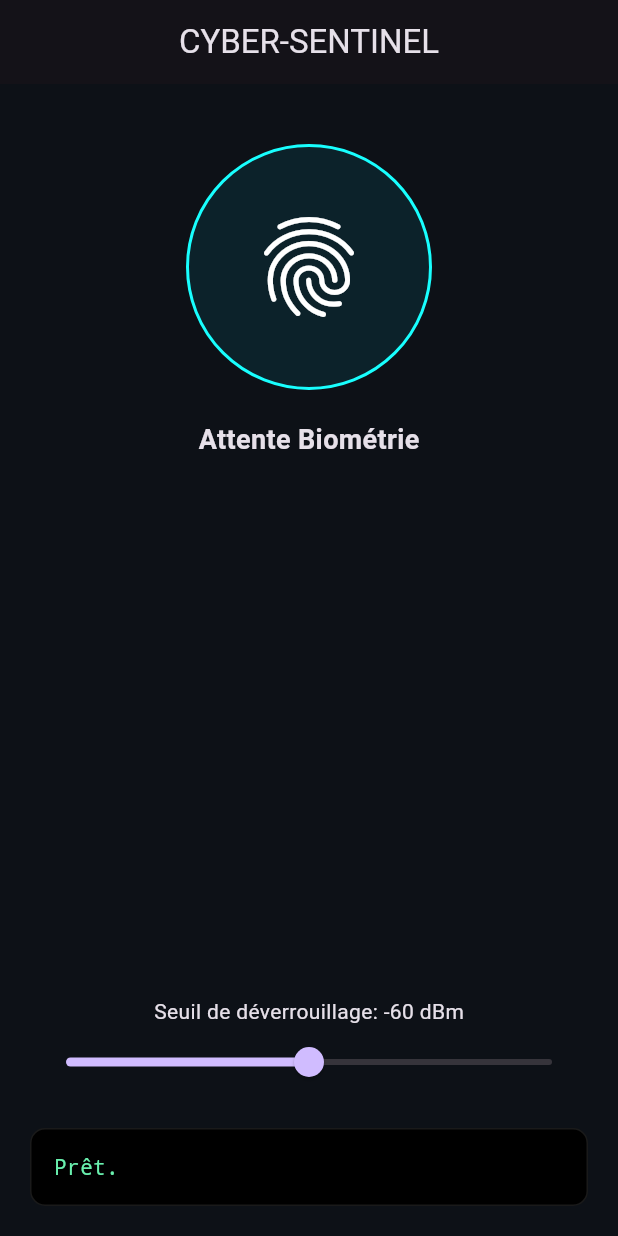
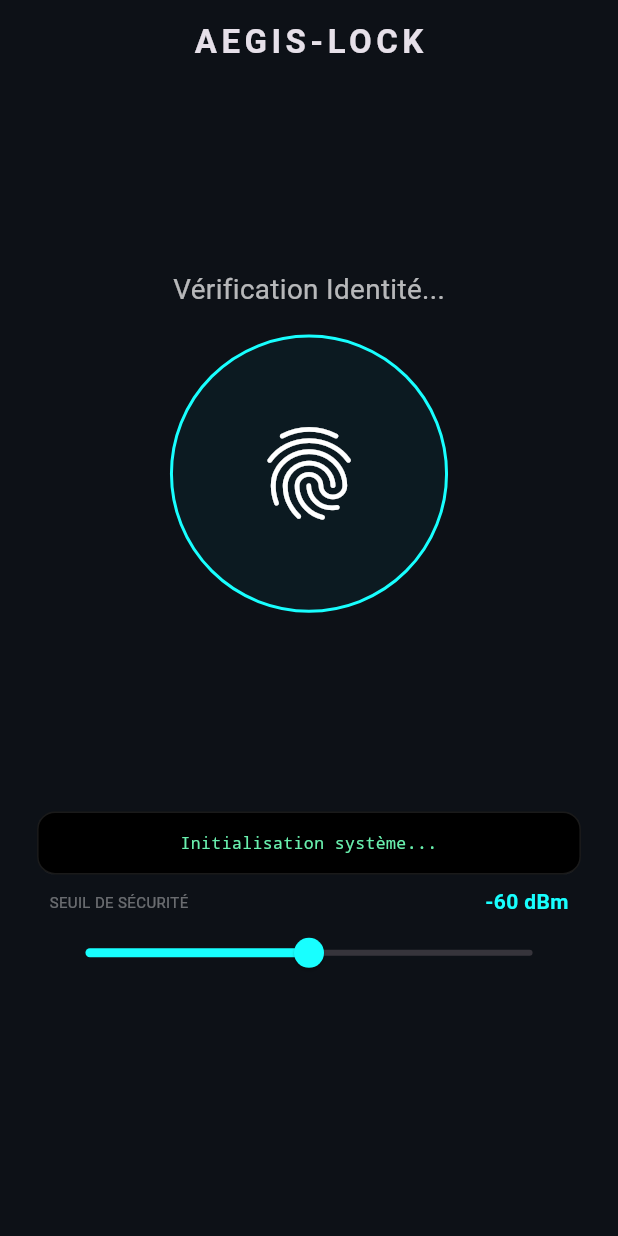
Before and after one commit to Pr1me000/AegisLock_mobile, a Flutter app: the screen it shows after launch, on a phone screen of 412 x 824 dp. Run offline on Flutter 3.47's test engine with Material 3 defaults, Android fonts, the light colour scheme and no system bars; our stand-ins replace flutter_blue_plus, local_auth.

Commit message:
ui: reduce spacing between status text and biometric button

```diff
--- a/lib/main.dart
+++ b/lib/main.dart
@@ -30,20 +30,24 @@ class Dashboard extends StatefulWidget {
 class _DashboardState extends State<Dashboard> {
   final LocalAuthentication auth = LocalAuthentication();
 
-  // VARIABLES DE CONTROLE
   bool _isAuthenticated = false;
-  bool _isScanning = false;
   double _rssiLimit = -60.0;
-  String _status = "Attente Biométrie";
-  String _debugLog = "Prêt.";
+  String _status = "Vérification Identité...";
+  String _debugLog = "Initialisation système...";
 
-  // FILTRE DE SIGNAL
   List<int> _rssiHistory = [];
   final String _targetMac = "60:FF:9E:4A:C7:59";
 
   StreamSubscription<List<ScanResult>>? _scanSubscription;
 
-  // NETTOYAGE DE LA MÉMOIRE (Unique)
+  @override
+  void initState() {
+    super.initState();
+    Future.delayed(const Duration(seconds: 1), () {
+      if (mounted) _checkBiometrics();
+    });
+  }
+
   @override
   void dispose() {
     _scanSubscription?.cancel();
@@ -51,18 +55,16 @@ class _DashboardState extends State<Dashboard> {
     super.dispose();
   }
 
-  // 1. AUTHENTIFICATION
   Future<void> _checkBiometrics() async {
     try {
       bool authenticated = await auth.authenticate(
-        localizedReason: 'Accès au PC sécurisé',
+        localizedReason: 'Accès sécurisé à AegisLock',
         options: const AuthenticationOptions(biometricOnly: true, stickyAuth: true),
       );
-
       if (authenticated) {
         setState(() {
           _isAuthenticated = true;
-          _status = "Authentifié - Scan en cours...";
+          _status = "SCAN BLE ACTIF";
         });
         _startSecureScan();
       }
@@ -71,16 +73,10 @@ class _DashboardState extends State<Dashboard> {
     }
   }
 
-  // 2. SCAN & FILTRAGE
   void _startSecureScan() async {
     await FlutterBluePlus.stopScan();
     await _scanSubscription?.cancel();
-
-    setState(() {
-      _isScanning = true;
-      _debugLog = "Recherche de : $_targetMac";
-    });
-
+    setState(() => _debugLog = "Cible : $_targetMac");
     FlutterBluePlus.startScan(timeout: null);
 
     _scanSubscription = FlutterBluePlus.scanResults.listen((results) {
@@ -93,45 +89,52 @@ class _DashboardState extends State<Dashboard> {
   }
 
   void _handleSignal(int currentRssi) {
+    if (!mounted) return;
     setState(() {
       _rssiHistory.add(currentRssi);
       if (_rssiHistory.length > 10) _rssiHistory.removeAt(0);
-
       double average = _rssiHistory.reduce((a, b) => a + b) / _rssiHistory.length;
-
-      _debugLog = "Signal Brut: $currentRssi dBm | Moyenne: ${average.toStringAsFixed(1)}";
+      _debugLog = "RSSI: $currentRssi | Moy: ${average.toStringAsFixed(1)} dBm";
 
       if (average > _rssiLimit) {
-        _status = "À PORTÉE (PC Déverrouillé)";
+        _status = "PORTÉE OK (PC DÉVERROUILLÉ)";
       } else {
-        _status = "HORS PORTÉE (Verrouillage...)";
+        _status = "HORS PORTÉE (VERROUILLAGE...)";
       }
     });
   }
 
   @override
-  void initState() {
-    super.initState();
-    WidgetsBinding.instance.addPostFrameCallback((_) {
-      _checkBiometrics();
-      });
-  }
+  Widget build(BuildContext context) {
+    final double screenW = MediaQuery.of(context).size.width;
+    final double screenH = MediaQuery.of(context).size.height;
 
-  @override
-  Widget build(BuildContext context) {
     return Scaffold(
-      appBar: AppBar(title: const Text("CYBER-SENTINEL"), centerTitle: true),
+      appBar: AppBar(
+        title: const Text("AEGIS-LOCK", style: TextStyle(letterSpacing: 3, fontWeight: FontWeight.bold)),
+        centerTitle: true,
+        backgroundColor: Colors.transparent,
+        elevation: 0,
+      ),
       body: Column(
         children: [
-          const SizedBox(height: 40),
+          SizedBox(height: screenH * 0.15),
+
+          // --- GROUPE HAUT : STATUT + BOUTON ---
+          Text(_status, style: TextStyle(fontSize: screenW * 0.045, color: Colors.white70)),
+
+          SizedBox(height: screenH * 0.02),
+
           Center(
             child: GestureDetector(
               onTap: _checkBiometrics,
               child: Container(
-                padding: const EdgeInsets.all(40),
+                width: screenW * 0.45,
+                height: screenW * 0.45,
+                alignment: Alignment.center,
                 decoration: BoxDecoration(
                   shape: BoxShape.circle,
-                  color: _isAuthenticated ? Colors.green.withOpacity(0.1) : Colors.cyan.withOpacity(0.1),
+                  color: _isAuthenticated ? Colors.green.withOpacity(0.05) : Colors.cyan.withOpacity(0.05),
                   border: Border.all(
                     color: _isAuthenticated ? Colors.greenAccent : Colors.cyanAccent,
                     width: 2
@@ -139,42 +142,56 @@ class _DashboardState extends State<Dashboard> {
                 ),
                 child: Icon(
                   _isAuthenticated ? Icons.security : Icons.fingerprint,
-                  size: 80,
+                  size: screenW * 0.18,
                   color: Colors.white
                 ),
               ),
             ),
           ),
-          const SizedBox(height: 20),
-          Text(_status, style: const TextStyle(fontSize: 18, fontWeight: FontWeight.bold)),
+
+          // --- LE RESSORT ---
+          // Il pousse tout ce qui suit vers le bas de l'écran
           const Spacer(),
+
+          // --- GROUPE BAS : DEBUG + SEUIL ---
+          Container(
+            width: double.infinity,
+            padding: const EdgeInsets.all(12),
+            margin: EdgeInsets.symmetric(horizontal: screenW * 0.06, vertical: screenH * 0.01),
+            decoration: BoxDecoration(
+              color: Colors.black,
+              borderRadius: BorderRadius.circular(12),
+              border: Border.all(color: Colors.white10)
+            ),
+            child: Text(
+              _debugLog,
+              textAlign: TextAlign.center,
+              style: const TextStyle(fontFamily: 'monospace', color: Colors.greenAccent, fontSize: 11),
+            ),
+          ),
+
           Padding(
-            padding: const EdgeInsets.symmetric(horizontal: 20),
+            padding: EdgeInsets.symmetric(horizontal: screenW * 0.08),
             child: Column(
               children: [
-                Text("Seuil de déverrouillage: ${_rssiLimit.toInt()} dBm"),
+                Row(
+                  mainAxisAlignment: MainAxisAlignment.spaceBetween,
+                  children: [
+                    const Text("SEUIL DE SÉCURITÉ", style: TextStyle(color: Colors.white38, fontSize: 10)),
+                    Text("${_rssiLimit.toInt()} dBm", style: const TextStyle(color: Colors.cyanAccent, fontWeight: FontWeight.bold)),
+                  ],
+                ),
                 Slider(
                   value: _rssiLimit,
                   min: -100, max: -20,
+                  activeColor: Colors.cyanAccent,
                   onChanged: (val) => setState(() => _rssiLimit = val),
                 ),
               ],
             ),
           ),
-          Container(
-            width: double.infinity,
-            padding: const EdgeInsets.all(15),
-            margin: const EdgeInsets.all(20),
-            decoration: BoxDecoration(
-              color: Colors.black,
-              borderRadius: BorderRadius.circular(10),
-              border: Border.all(color: Colors.white10)
-            ),
-            child: Text(
-              _debugLog,
-              style: const TextStyle(fontFamily: 'monospace', color: Colors.greenAccent),
-            ),
-          ),
+
+          SizedBox(height: screenH * 0.2), // Espace de sécurité en bas
         ],
       ),
     );
```
Also changed, not shown: pubspec.lock, 1 other file.
